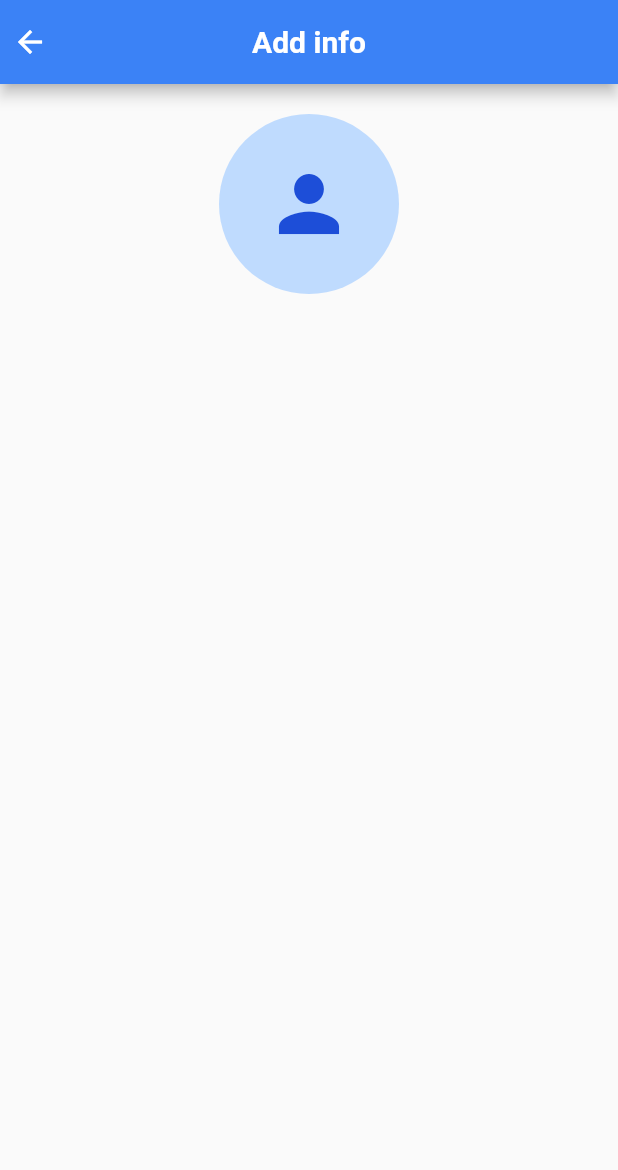
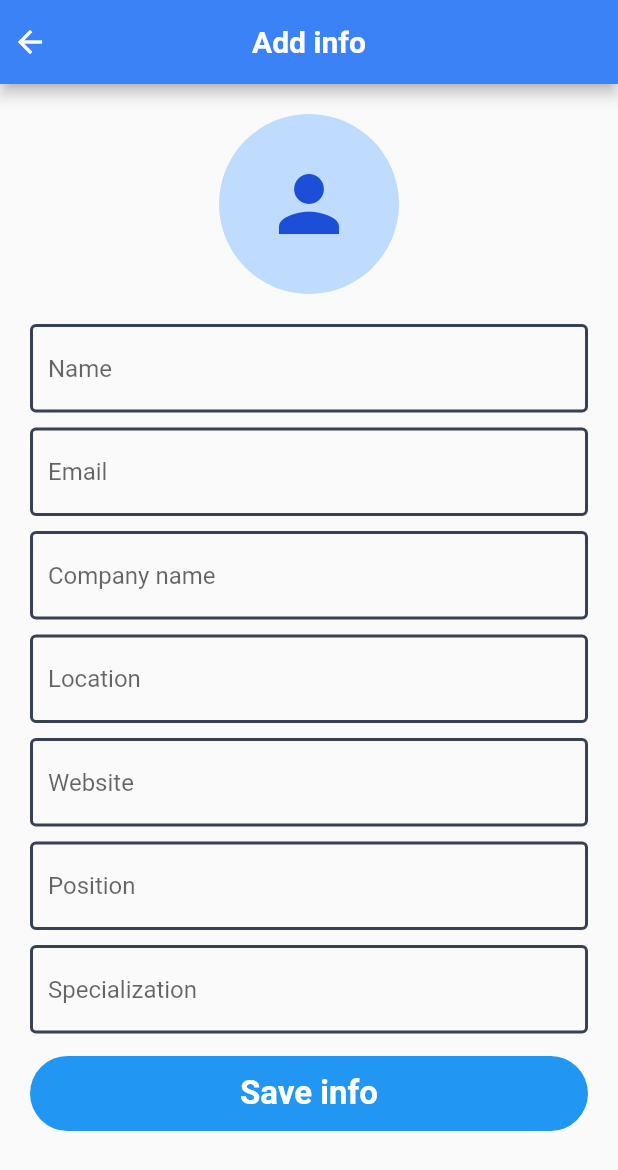
Before and after one commit to AniketSindhu/share_card, a Flutter app: the CreateCard screen opened directly, on a phone screen of 412 x 824 dp. Shown: the top 1170 px of the screen. Run offline on Flutter 3.47's test engine with Material 2 defaults, Android fonts, the phone set to English and light mode, and no system bars; drawn by our look-alikes of velocity_x; our stand-ins replace flutter_svg, get, otp_text_field, pretty_qr_code.

Commit message:
add credits done

```diff
--- a/lib/main.dart
+++ b/lib/main.dart
@@ -1,4 +1,5 @@
 import 'package:flutter/material.dart';
+import 'package:get/get_navigation/src/root/get_material_app.dart';
 import 'package:share_card/pages/login.dart';
 
 void main() {
@@ -9,7 +10,7 @@ class MyApp extends StatelessWidget {
   // This widget is the root of your application.
   @override
   Widget build(BuildContext context) {
-    return MaterialApp(
+    return GetMaterialApp(
       title: 'Share card',
       debugShowCheckedModeBanner: false,
       routes: {
--- a/lib/model/optionsModel.dart
+++ b/lib/model/optionsModel.dart
@@ -1,5 +1,6 @@
 import 'package:flutter/material.dart';
-
+import 'package:share_card/pages/addCredits.dart';
+import 'package:get/get.dart';
 class OptionsModel{
   final Icon icon;
   final String name;
@@ -8,7 +9,9 @@ class OptionsModel{
 }
 
 List<OptionsModel> optionList=[
-  OptionsModel(icon:Icon(Icons.settings,color:Colors.blue[700],size:30),name:"Add Credit",onTap: (){}),
+  OptionsModel(icon:Icon(Icons.settings,color:Colors.blue[700],size:30),name:"Add Credit",onTap: (){
+    Get.to(AddCredits());
+  }),
   OptionsModel(icon:Icon(Icons.settings,color:Colors.blue[700],size:30),name:"Add On",onTap: (){}),
   OptionsModel(icon:Icon(Icons.settings,color:Colors.blue[700],size:30),name:"Profile",onTap: (){}),
   OptionsModel(icon:Icon(Icons.settings,color:Colors.blue[700],size:30),name:"Premium Member",onTap: (){}),
--- a/lib/pages/create.dart
+++ b/lib/pages/create.dart
@@ -36,7 +36,9 @@ class _CreateState extends State<Create> {
             child: "For me".text.size(22).black.make(),
           ),
           OutlineButton(
-            onPressed: (){},
+            onPressed: (){
+              Navigator.push(context, MaterialPageRoute(builder:(context)=>CreateCard()));
+            },
             color: Vx.blue500,
             borderSide: BorderSide(width: 2,color: Vx.blue500),
             child: "For Others".text.size(22).black.make(),
--- a/lib/pages/createCard.dart
+++ b/lib/pages/createCard.dart
@@ -21,8 +21,142 @@ class _CreateCardState extends State<CreateCard> {
           child:Icon(Icons.person,color:Vx.blue700,size:60),
           radius: 60,
           backgroundColor: Vx.blue200,
-        ).centered()
-      ]).p20(),
+        ).centered(),
+        20.heightBox,
+        TextField(
+          decoration: InputDecoration(
+            hintText: "Name",
+            enabledBorder: OutlineInputBorder(
+              borderSide: BorderSide(
+                color: Vx.gray700,
+                width: 2,
+              ),
+            ),
+            border: OutlineInputBorder(
+              borderSide: BorderSide(
+                color: Vx.gray700,
+                width: 2,
+              ),
+            ),
+          )
+        ).w(double.infinity),
+        10.heightBox,
+        TextField(
+          decoration: InputDecoration(
+            hintText: "Email",
+            enabledBorder: OutlineInputBorder(
+              borderSide: BorderSide(
+                color: Vx.gray700,
+                width: 2,
+              ),
+            ),
+            border: OutlineInputBorder(
+              borderSide: BorderSide(
+                color: Vx.gray700,
+                width: 2,
+              ),
+            ),
+          )
+        ).w(double.infinity),
+        10.heightBox,
+        TextField(
+          decoration: InputDecoration(
+            hintText: "Company name",
+            enabledBorder: OutlineInputBorder(
+              borderSide: BorderSide(
+                color: Vx.gray700,
+                width: 2,
+              ),
+            ),
+            border: OutlineInputBorder(
+              borderSide: BorderSide(
+                color: Vx.gray700,
+                width: 2,
+              ),
+            ),
+          )
+        ).w(double.infinity),
+        10.heightBox,
+        TextField(
+          decoration: InputDecoration(
+            hintText: "Location",
+            enabledBorder: OutlineInputBorder(
+              borderSide: BorderSide(
+                color: Vx.gray700,
+                width: 2,
+              ),
+            ),
+            border: OutlineInputBorder(
+              borderSide: BorderSide(
+                color: Vx.gray700,
+                width: 2,
+              ),
+            ),
+          )
+        ).w(double.infinity),
+        10.heightBox,
+        TextField(
+          decoration: InputDecoration(
+            hintText: "Website",
+            enabledBorder: OutlineInputBorder(
+              borderSide: BorderSide(
+                color: Vx.gray700,
+                width: 2,
+              ),
+            ),
+            border: OutlineInputBorder(
+              borderSide: BorderSide(
+                color: Vx.gray700,
+                width: 2,
+              ),
+            ),
+          )
+        ).w(double.infinity),
+        10.heightBox,
+        TextField(
+          decoration: InputDecoration(
+            hintText: "Position",
+            enabledBorder: OutlineInputBorder(
+              borderSide: BorderSide(
+                color: Vx.gray700,
+                width: 2,
+              ),
+            ),
+            border: OutlineInputBorder(
+              borderSide: BorderSide(
+                color: Vx.gray700,
+                width: 2,
+              ),
+            ),
+          )
+        ).w(double.infinity),
+        10.heightBox,
+        TextField(
+          decoration: InputDecoration(
+            hintText: "Specialization",
+            enabledBorder: OutlineInputBorder(
+              borderSide: BorderSide(
+                color: Vx.gray700,
+                width: 2,
+              ),
+            ),
+            border: OutlineInputBorder(
+              borderSide: BorderSide(
+                color: Vx.gray700,
+                width: 2,
+              ),
+            ),
+          )
+        ).w(double.infinity),
+        15.heightBox,
+        FlatButton(
+          onPressed: (){
+          },
+          child: "Save info".text.size(22).semiBold.white.make().py12(),
+          color: Colors.blue,
+          shape: RoundedRectangleBorder(borderRadius: BorderRadius.circular(45)),
+        ).w(double.infinity),
+      ]).p20().scrollVertical(),
     );
   }
 }
--- a/pubspec.yaml
+++ b/pubspec.yaml
@@ -32,6 +32,10 @@ dependencies:
   flutter_svg: ^0.19.2+1
   otp_text_field: ^1.0.1
   pretty_qr_code: ^1.0.1
+  get:
+    git:
+      url: https://github.com/jonataslaw/getx.git
+      ref: dev
 
 dev_dependencies:
   flutter_test:
```
Also changed, not shown: lib/model/creditsModel.dart (added, +13 -0 lines), lib/pages/addCredits.dart (added, +46 -0 lines), pubspec.lock.
